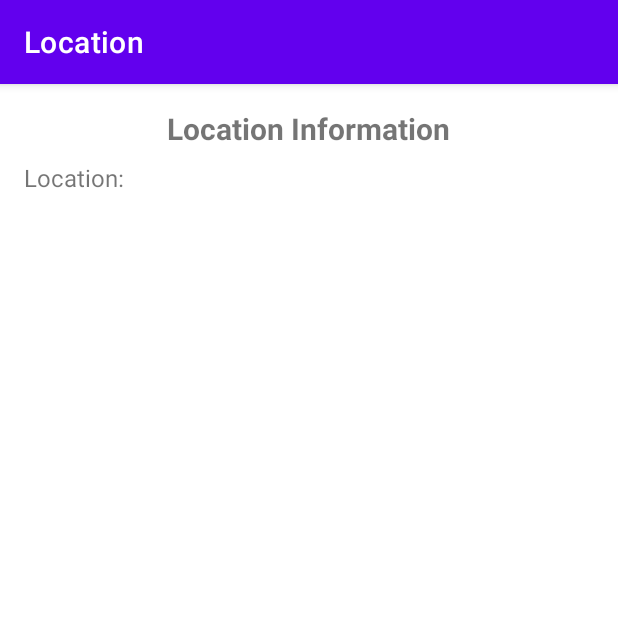
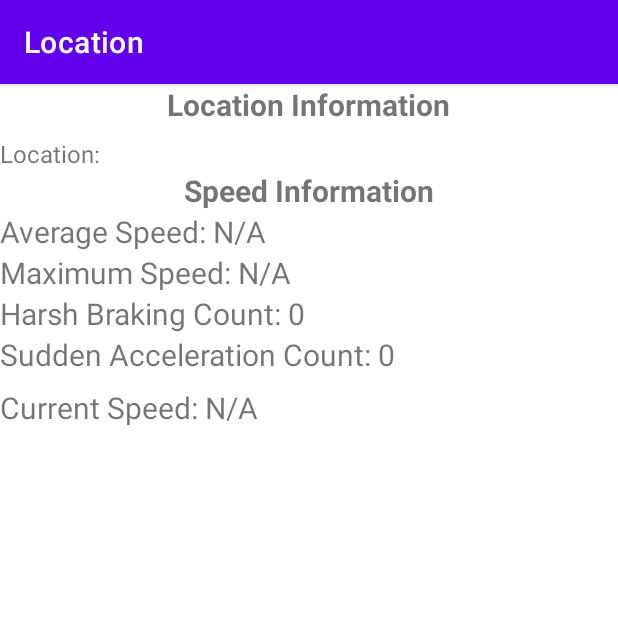
Before and after one commit to charlesangelo/GravaSend, an Android app: the Location screen opened directly, with no data from a screen before it, on a phone screen of 412 x 824 dp, the top half of it. Run offline under Robolectric (Android 15) with nearby library versions, the phone set to English and light mode, and no system bars; our stand-ins replace Firebase (no records; nobody signed in at launch, a user with empty details on screens opened directly).

Commit message:
ALL WORKING ONLY NEED TO FIX XML ON SPEEDTRACKER AND LOCATION

```diff
--- a/app/src/main/java/com/example/gravasend/Location.java
+++ b/app/src/main/java/com/example/gravasend/Location.java
@@ -5,12 +5,15 @@ import android.content.pm.PackageManager;
 import android.location.Address;
 import android.location.Geocoder;
 import android.os.Bundle;
+import android.util.Log;
 import android.widget.TextView;
 import android.widget.Toast;
 
 import androidx.annotation.NonNull;
 import androidx.appcompat.app.AppCompatActivity;
 import androidx.core.app.ActivityCompat;
+import androidx.core.content.pm.PackageInfoCompat;
+import androidx.core.content.ContextCompat;
 
 import com.google.android.gms.location.FusedLocationProviderClient;
 import com.google.android.gms.location.LocationCallback;
@@ -26,75 +29,165 @@ import java.util.List;
 import java.util.Locale;
 
 public class Location extends AppCompatActivity {
-
     private FusedLocationProviderClient fusedLocationClient;
+    private DatabaseReference speedRef;
+    private DatabaseReference locationRef;
+    private double totalSpeed = 0;
+    private double maxSpeed = 0;
+    private double previousSpeed = -1;
+    private int harshBrakingCount = 0;
+    private int suddenAccelerationCount = 0;
+    private int speedCount = 0;
+    private TextView averageSpeedTextView;
+    private TextView maxSpeedTextView;
+    private TextView harshBrakingCountTextView;
+    private TextView suddenAccelerationCountTextView;
+    private TextView currentSpeedTextView;
+    private TextView locationText;
+    private FirebaseAuth auth;
+    private Geocoder geocoder;
     private LocationRequest locationRequest;
     private LocationCallback locationCallback;
-    private DatabaseReference locationRef;
-    private TextView locationText;
-
-    // Firebase
-    private FirebaseAuth mAuth;
-    private Geocoder geocoder;
 
     @Override
     protected void onCreate(Bundle savedInstanceState) {
         super.onCreate(savedInstanceState);
-        setContentView(R.layout.location);
+        setContentView(R.layout.speedtracker);
 
-        fusedLocationClient = LocationServices.getFusedLocationProviderClient(this);
+        averageSpeedTextView = findViewById(R.id.averageSpeedTextView);
+        maxSpeedTextView = findViewById(R.id.maxSpeedTextView);
+        currentSpeedTextView = findViewById(R.id.currentSpeedTextView);
+        harshBrakingCountTextView = findViewById(R.id.harshBrakingCountTextView);
+        suddenAccelerationCountTextView = findViewById(R.id.suddenAccelerationCountTextView);
         locationText = findViewById(R.id.addressTextView);
-        mAuth = FirebaseAuth.getInstance(); // Initialize Firebase Authentication
-        geocoder = new Geocoder(this, Locale.getDefault()); // Initialize Geocoder
 
-        // Initialize Firebase Database
-        FirebaseDatabase database = FirebaseDatabase.getInstance();
-        locationRef = database.getReference("locations");
+        auth = FirebaseAuth.getInstance();
+        String userUid = auth.getCurrentUser().getUid();
 
+        speedRef = FirebaseDatabase.getInstance().getReference("SpeedTracker").child(userUid);
+        locationRef = FirebaseDatabase.getInstance().getReference("locations").child(userUid);
+
+        geocoder = new Geocoder(this, Locale.getDefault());
+
+        if (ContextCompat.checkSelfPermission(this, Manifest.permission.ACCESS_FINE_LOCATION) != PackageManager.PERMISSION_GRANTED) {
+            ActivityCompat.requestPermissions(this, new String[]{Manifest.permission.ACCESS_FINE_LOCATION}, 1);
+        } else {
+            startLocationTracking();
+        }
+    }
+
+    private void startLocationTracking() {
         // Configure Location request
         locationRequest = LocationRequest.create()
                 .setPriority(LocationRequest.PRIORITY_HIGH_ACCURACY)
-                .setInterval(10000)  // 10 seconds
-                .setFastestInterval(5000);  // 5 seconds
+                .setInterval(10000) // 10 seconds
+                .setFastestInterval(5000); // 5 seconds
 
         // Initialize Location callback
         locationCallback = new LocationCallback() {
             @Override
             public void onLocationResult(@NonNull LocationResult locationResult) {
                 super.onLocationResult(locationResult);
-                if (locationResult != null) {
-                    android.location.Location location = locationResult.getLastLocation();
-                    locationText.setText("Latitude: " + location.getLatitude() + "\nLongitude: " + location.getLongitude());
+                for (android.location.Location location : locationResult.getLocations()) {
+                    if (location.hasSpeed()) {
+                        double currentSpeed = location.getSpeed() * 3.6;
 
-                    try {
-                        List<Address> addresses = geocoder.getFromLocation(location.getLatitude(), location.getLongitude(), 1);
-                        if (!addresses.isEmpty()) {
-                            StringBuilder addressStringBuilder = new StringBuilder();
-                            for (int i = 0; i <= addresses.get(0).getMaxAddressLineIndex(); i++) {
-                                addressStringBuilder.append(addresses.get(0).getAddressLine(i)).append("\n");
+                        if (previousSpeed != -1) {
+                            if (previousSpeed - currentSpeed > 5) {
+                                harshBrakingCount++;
+                                speedRef.child("harsh_braking_count").setValue(harshBrakingCount);
+                                updateHarshBrakingUI(harshBrakingCount);
                             }
-                            locationText.append("\nAddress: " + addressStringBuilder.toString().trim());
+
+                            if (currentSpeed - previousSpeed > 5) {
+                                suddenAccelerationCount++;
+                                speedRef.child("sudden_acceleration_count").setValue(suddenAccelerationCount);
+                                updateSuddenAccelerationUI(suddenAccelerationCount);
+                            }
                         }
-                    } catch (IOException e) {
-                        e.printStackTrace();
+
+                        previousSpeed = currentSpeed;
+
+                        totalSpeed += currentSpeed;
+                        speedCount++;
+                        double averageSpeed = totalSpeed / speedCount;
+                        averageSpeed = Math.round(averageSpeed * 100.0) / 100.0;
+
+                        if (currentSpeed > 100.0) {
+                            speedRef.child("speed_errors").push().setValue("Speed exceeded 100 km/h");
+                        }
+
+                        if (currentSpeed > maxSpeed) {
+                            maxSpeed = currentSpeed;
+                            speedRef.child("max_speed").setValue(maxSpeed);
+                        }
+
+                        speedRef.child("average_speed").setValue(averageSpeed);
+                        speedRef.child("current_speed").setValue(currentSpeed);
+
+                        updateAverageSpeedUI(averageSpeed);
+                        updateMaxSpeedUI(maxSpeed);
+                        updateCurrentSpeedUI(currentSpeed);
                     }
 
-                    // Get the current user's UID
-                    String currentUserId = mAuth.getCurrentUser().getUid();
-
-                    // Push Location data to Firebase with UID as the key
-                    locationRef.child(currentUserId).setValue(location);
+                    // Update the location information
+                    updateLocationInfo(location);
                 }
             }
         };
 
-        // Request Location updates
-        if (ActivityCompat.checkSelfPermission(this, Manifest.permission.ACCESS_FINE_LOCATION) == PackageManager.PERMISSION_GRANTED) {
-            fusedLocationClient.requestLocationUpdates(locationRequest, locationCallback, null);
-        } else {
-            // Handle permission request
-            ActivityCompat.requestPermissions(this, new String[]{Manifest.permission.ACCESS_FINE_LOCATION}, 1);
+        fusedLocationClient = LocationServices.getFusedLocationProviderClient(this);
+        if (ActivityCompat.checkSelfPermission(this, Manifest.permission.ACCESS_FINE_LOCATION) != PackageManager.PERMISSION_GRANTED && ActivityCompat.checkSelfPermission(this, Manifest.permission.ACCESS_COARSE_LOCATION) != PackageManager.PERMISSION_GRANTED) {
+            // TODO: Consider calling
+            //    ActivityCompat#requestPermissions
+            // here to request the missing permissions, and then overriding
+            //   public void onRequestPermissionsResult(int requestCode, String[] permissions,
+            //                                          int[] grantResults)
+            // to handle the case where the user grants the permission. See the documentation
+            // for ActivityCompat#requestPermissions for more details.
+            return;
         }
+        fusedLocationClient.requestLocationUpdates(locationRequest, locationCallback, null);
+    }
+
+    private void updateAverageSpeedUI(double averageSpeed) {
+        averageSpeedTextView.setText("Average Speed: " + averageSpeed + " KM/h");
+    }
+
+    private void updateMaxSpeedUI(double maxSpeed) {
+        maxSpeedTextView.setText("Maximum Speed: " + maxSpeed + " KM/h");
+    }
+
+    private void updateCurrentSpeedUI(double currentSpeed) {
+        String formattedSpeed = String.format("%.2f", currentSpeed);
+        currentSpeedTextView.setText("Current Speed: " + formattedSpeed + " KM/h");
+    }
+
+    private void updateHarshBrakingUI(int count) {
+        harshBrakingCountTextView.setText("Harsh Braking Count: " + count);
+    }
+
+    private void updateSuddenAccelerationUI(int count) {
+        suddenAccelerationCountTextView.setText("Sudden Acceleration Count: " + count);
+    }
+
+    private void updateLocationInfo(android.location.Location location) {
+        locationText.setText("Latitude: " + location.getLatitude() + "\nLongitude: " + location.getLongitude());
+
+        try {
+            List<Address> addresses = geocoder.getFromLocation(location.getLatitude(), location.getLongitude(), 1);
+            if (!addresses.isEmpty()) {
+                StringBuilder addressStringBuilder = new StringBuilder();
+                for (int i = 0; i <= addresses.get(0).getMaxAddressLineIndex(); i++) {
+                    addressStringBuilder.append(addresses.get(0).getAddressLine(i)).append("\n");
+                }
+                locationText.append("\nAddress: " + addressStringBuilder.toString().trim());
+            }
+        } catch (IOException e) {
+            e.printStackTrace();
+        }
+
+        locationRef.setValue(location);
     }
 
     @Override
@@ -102,14 +195,10 @@ public class Location extends AppCompatActivity {
         super.onRequestPermissionsResult(requestCode, permissions, grantResults);
         if (requestCode == 1) {
             if (grantResults.length > 0 && grantResults[0] == PackageManager.PERMISSION_GRANTED) {
-                if (ActivityCompat.checkSelfPermission(this, Manifest.permission.ACCESS_FINE_LOCATION) != PackageManager.PERMISSION_GRANTED) {
-                    // Handle permission denial
-                    Toast.makeText(this, "Location permission denied. App cannot function.", Toast.LENGTH_SHORT).show();
-                    return;
-                }
-                fusedLocationClient.requestLocationUpdates(locationRequest, locationCallback, null);
+                startLocationTracking();
             } else {
                 Toast.makeText(this, "Location permission denied. App cannot function.", Toast.LENGTH_SHORT).show();
+                Log.e("SpeedTracker", "Location permission denied.");
             }
         }
     }
--- a/app/src/main/res/layout/location.xml
+++ /dev/null
@@ -1,25 +0,0 @@
-<?xml version="1.0" encoding="utf-8"?>
-<LinearLayout
-    xmlns:android="http://schemas.android.com/apk/res/android"
-    android:layout_width="match_parent"
-    android:layout_height="match_parent"
-    android:orientation="vertical"
-    android:padding="16dp">
-
-    <TextView
-        android:layout_width="wrap_content"
-        android:layout_height="wrap_content"
-        android:text="Location Information"
-        android:textSize="20sp"
-        android:textStyle="bold"
-        android:layout_gravity="center_horizontal"/>
-
-    <TextView
-        android:id="@+id/addressTextView"
-        android:layout_width="wrap_content"
-        android:layout_height="wrap_content"
-        android:text="Location:"
-        android:textSize="16sp"
-        android:layout_marginTop="8dp"/>
-
-</LinearLayout>
--- a/app/src/main/res/layout/speedtracker.xml
+++ b/app/src/main/res/layout/speedtracker.xml
@@ -1,11 +1,36 @@
 <?xml version="1.0" encoding="utf-8"?>
-<RelativeLayout
+<LinearLayout
     xmlns:android="http://schemas.android.com/apk/res/android"
-    xmlns:app="http://schemas.android.com/apk/res-auto"
-    xmlns:tools="http://schemas.android.com/tools"
     android:layout_width="match_parent"
     android:layout_height="match_parent"
-    tools:context=".SpeedTrack">
+    android:orientation="vertical">
+
+    <!-- Location Information -->
+    <TextView
+        android:layout_width="wrap_content"
+        android:layout_height="wrap_content"
+        android:text="Location Information"
+        android:textSize="20sp"
+        android:textStyle="bold"
+        android:layout_gravity="center_horizontal"/>
+
+    <TextView
+        android:id="@+id/addressTextView"
+        android:layout_width="wrap_content"
+        android:layout_height="wrap_content"
+        android:text="Location:"
+        android:textSize="16sp"
+        android:layout_marginTop="8dp"/>
+
+    <!-- Speed Information -->
+
+    <TextView
+        android:layout_width="wrap_content"
+        android:layout_height="wrap_content"
+        android:layout_gravity="center_horizontal"
+        android:text="Speed Information"
+        android:textSize="20sp"
+        android:textStyle="bold" />
 
     <TextView
         android:id="@+id/averageSpeedTextView"
@@ -46,8 +71,10 @@
         android:id="@+id/currentSpeedTextView"
         android:layout_width="wrap_content"
         android:layout_height="wrap_content"
+        android:layout_below="@id/suddenAccelerationCountTextView"
+        android:layout_alignParentEnd="true"
+        android:layout_marginTop="8dp"
+        android:layout_marginEnd="119dp"
         android:text="Current Speed: N/A"
-        android:textSize="20sp"
-        android:layout_below="@id/suddenAccelerationCountTextView"
-        android:layout_centerHorizontal="true"/>
-</RelativeLayout>
+        android:textSize="20sp" />
+</LinearLayout>
```
Also changed, not shown: app/src/main/java/com/example/gravasend/Home.java (+0 -9 lines), app/src/main/java/com/example/gravasend/SpeedTrack.java (deleted, +0 -144 lines), app/src/main/res/layout/home.xml (+0 -17 lines).
